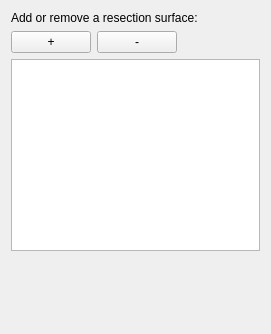
Above: ResectionPlanning/Resources/UI/qSlicerResectionPlanningSurfacesWidget.ui from TheInterventionCentre/NorMIT-Plan before the change. Below: the same form after it.
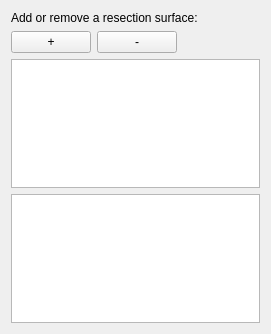
That is the form after the change.

Commit message: Hiding unused components, adding files for tableItem

Diff of the .ui file:
```diff
--- a/ResectionPlanning/Resources/UI/qSlicerResectionPlanningSurfacesWidget.ui
+++ b/ResectionPlanning/Resources/UI/qSlicerResectionPlanningSurfacesWidget.ui
@@ -52,6 +52,9 @@
      </item>
     </layout>
    </item>
+   <item>
+    <widget class="QTableWidget" name="tableResectionSurfaces"/>
+   </item>
    <item>
     <widget class="QListWidget" name="listResectionSurfaces">
      <property name="minimumSize">
```
The commit also changes 8 other files.
